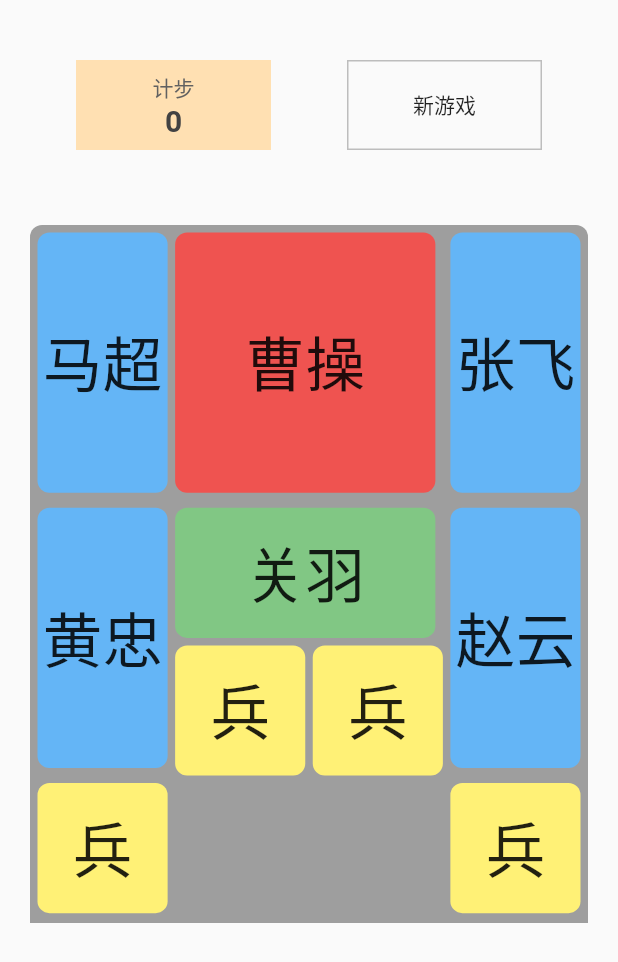
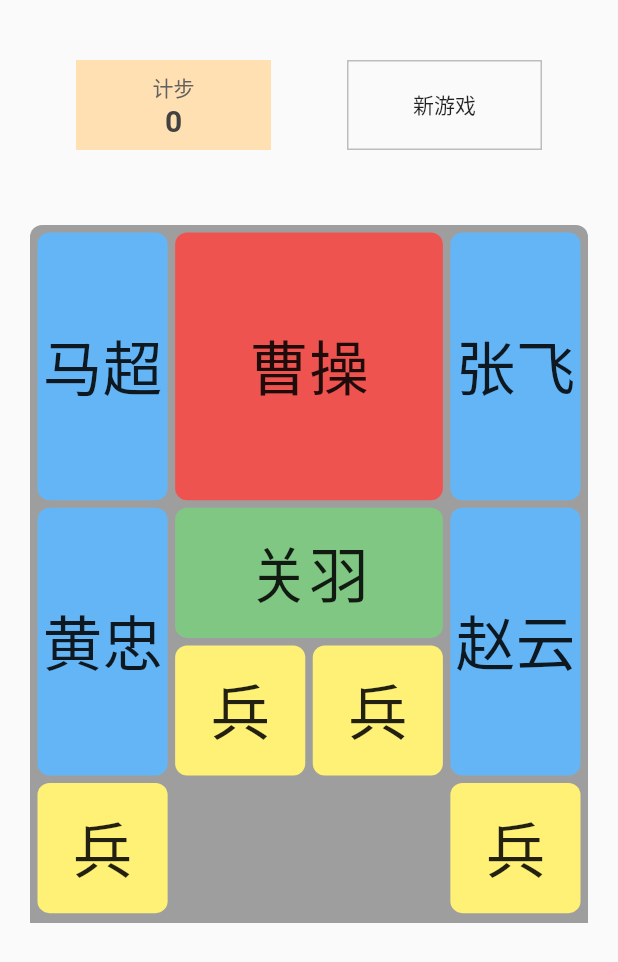
Before and after one commit to RIVER1016/Klotski, a Flutter app: the screen it shows after launch, after a tap on "新游戏", on a phone screen of 412 x 824 dp. Shown: the top 962 px of the screen. Run offline on Flutter 3.47's test engine with Material 2 defaults, Android fonts, the phone set to English and light mode, and no system bars.

Commit message:
logic design-1

```diff
--- a/my_klotski/lib/logic.dart
+++ b/my_klotski/lib/logic.dart
@@ -24,6 +24,9 @@ void init(){
   BoardCell get(int r, int c) {
     return _boardCells[r][c];
   }
+  void addCount(){
+    this.stepCount+=1;
+  }
 }
 
 class BoardCell {
--- a/my_klotski/lib/main.dart
+++ b/my_klotski/lib/main.dart
@@ -1,18 +1,6 @@
 import 'package:flutter/material.dart';
 import "logic.dart";
 
-final Map<int, Color> boxColors = <int, Color>{
-  2: Colors.orange[50],
-  4: Colors.orange[100],
-  8: Colors.orange[200],
-  16: Colors.orange[300],
-  32: Colors.orange[400],
-  64: Colors.orange[500],
-  128: Colors.orange[600],
-  256: Colors.orange[700],
-  512: Colors.orange[800],
-  1024: Colors.orange[900],
-};
 void main() {
   runApp(
     MaterialApp(
@@ -27,6 +15,159 @@ void main() {
 
 class BoardGridWidget extends StatelessWidget {
   final _GameWidgetState _state;
+  CellWidget horizontalBox;
+  CellWidget verticalBox_1;
+  CellWidget verticalBox_2;
+  CellWidget verticalBox_3;
+  CellWidget verticalBox_4;
+  CellWidget leadBox;
+  CellWidget blankBox_1;
+  CellWidget blankBox_2;
+  CellWidget box_1;
+  CellWidget box_2;
+  CellWidget box_3;
+  CellWidget box_4;
+  void initBox(double width) {
+    horizontalBox = CellWidget(
+      perWidth: width,
+      left:1 * width + _state.cellPadding * (1 + 1),
+      top: 2 * width + _state.cellPadding * (2 + 1),
+      width: 2 * width+_state.cellPadding,
+      height: width,
+      color: Colors.green[300],
+      text: Text(
+        "关羽",
+        style: new TextStyle(fontSize: 40),
+      ),
+    );
+    verticalBox_1 = CellWidget(
+      perWidth: width,
+      left:0 * width + _state.cellPadding * (0 + 1),
+      top:  0 * width + _state.cellPadding * (0 + 1),
+      width: width,
+      height: 2 * width+_state.cellPadding,
+      color: Colors.blue[300],
+      text: Text(
+        "马超",
+        style: new TextStyle(fontSize: 40),
+      ),
+    );
+    verticalBox_2 = CellWidget(
+      perWidth: width,
+      left:3 * width + _state.cellPadding * (3 + 1),
+      top: 0 * width + _state.cellPadding * (0 + 1),
+      width: width,
+      height: 2 * width+_state.cellPadding,
+      color: Colors.blue[300],
+      text: Text(
+        "张飞",
+        style: new TextStyle(fontSize: 40),
+      ),
+    );
+    verticalBox_3 = CellWidget(
+      perWidth: width,
+      left: 0 * width + _state.cellPadding * (0 + 1),
+      top:  2 * width + _state.cellPadding * (2 + 1),
+      width: width,
+      height: 2 * width+_state.cellPadding,
+      color: Colors.blue[300],
+      text: Text(
+        "黄忠",
+        style: new TextStyle(fontSize: 40),
+      ),
+    );
+    verticalBox_4 = CellWidget(
+      perWidth: width,
+      left:3 * width + _state.cellPadding * (3 + 1),
+      top: 2 * width + _state.cellPadding * (2 + 1),
+      width: width,
+      height: 2 * width+_state.cellPadding,
+      color: Colors.blue[300],
+      text: Text(
+        "赵云",
+        style: new TextStyle(fontSize: 40),
+      ),
+    );
+    leadBox = CellWidget(
+      perWidth: width,
+      left:1 * width + _state.cellPadding * (1 + 1),
+      top:  0 * width + _state.cellPadding * (0 + 1),
+      width: 2 * width+_state.cellPadding,
+      height: 2 * width+_state.cellPadding,
+      color: Colors.red[400],
+      text: Text(
+        "曹操",
+        style: new TextStyle(fontSize: 40),
+      ),
+    );
+    blankBox_1 = CellWidget(
+      perWidth: width,
+      left:1 * width + _state.cellPadding * (1 + 1),
+      top: 4 * width + _state.cellPadding * (4 + 1),
+      width: width,
+      height: width,
+      color: Colors.grey,
+    );
+    blankBox_2 = CellWidget(
+      perWidth: width,
+      left:2 * width + _state.cellPadding * (2 + 1),
+      top: 4 * width + _state.cellPadding * (4 + 1),
+      width: width,
+      height: width,
+      color: Colors.grey,
+    );
+    box_1 = CellWidget(
+      perWidth: width,
+      left:1 * width + _state.cellPadding * (1 + 1),
+      top: 3 * width + _state.cellPadding * (3 + 1),
+      width: width,
+      height: width,
+      color: Colors.yellow[300],
+      text: Text(
+        "兵",
+        style: new TextStyle(fontSize: 40),
+      ),
+    );
+    box_2 = CellWidget(
+      perWidth: width,
+    left:2 * width + _state.cellPadding * (2 + 1),
+      top:  3 * width + _state.cellPadding * (3 + 1),
+      width: width,
+      height: width,
+      color: Colors.yellow[300],
+      text: Text(
+        "兵",
+        style: new TextStyle(fontSize: 40),
+      ),
+    );
+    box_3 = CellWidget(
+      perWidth: width,
+      left: 0 * width + _state.cellPadding * (0 + 1),
+      top:  4 * width + _state.cellPadding * (4 + 1),
+      width: width,
+      height: width,
+      color: Colors.yellow[300],
+      text: Text(
+        "兵",
+        style: new TextStyle(fontSize: 40),
+      ),
+    );
+    box_4 = CellWidget(
+      perWidth: width,
+      left: 3 * width + _state.cellPadding * (3 + 1),
+      top:  4 * width + _state.cellPadding * (4 + 1),
+      width: width,
+      height: width,
+      color: Colors.yellow[300],
+      text: Text(
+        "兵",
+        style: new TextStyle(fontSize: 40),
+      ),
+    );
+//      c * width + _state.cellPadding * (c + 1)
+//      r * width + _state.cellPadding * (r + 1)
+  }
+
   BoardGridWidget(this._state);
   @override
   Widget build(BuildContext context) {
@@ -34,178 +175,8 @@ class BoardGridWidget extends StatelessWidget {
     double width =
         (boardSize.width - (_state.column + 1) * _state.cellPadding) /
             _state.column;
-    List<CellBox> _backgroundBox = List<CellBox>();
-    CellBox horizontalBox = CellBox(
-      width: 2*width,
-      height: width,
-      color: Colors.green[300],
-      text: Text(
-          "关羽",
-        style: new TextStyle(
-            fontSize:40
-        ),
-      ),
-    );
-    CellBox verticalBox_1 =CellBox(
-      width: width,
-      height: 2*width,
-      color: Colors.blue[300],
-      text: Text(
-        "马超",
-        style: new TextStyle(
-            fontSize:40
-        ),
-      ),
-    );
-    CellBox verticalBox_2 =CellBox(
-      width: width,
-      height: 2*width,
-      color: Colors.blue[300],
-      text: Text(
-        "张飞",
-        style: new TextStyle(
-            fontSize:40
-        ),
-      ),
-    );
-    CellBox verticalBox_3 =CellBox(
-      width: width,
-      height: 2*width,
-      color: Colors.blue[300],
-      text: Text(
-        "黄忠",
-        style: new TextStyle(
-            fontSize:40
-        ),
-      ),
-    );
-    CellBox verticalBox_4 =CellBox(
-      width: width,
-      height: 2*width,
-      color: Colors.blue[300],
-      text: Text(
-        "赵云",
-        style: new TextStyle(
-            fontSize:40
-        ),
-      ),
-    );
-    CellBox leadBox=CellBox(
-      width: 2*width,
-      height: 2*width,
-      color: Colors.red[400],
-      text: Text(
-        "曹操",
-        style: new TextStyle(
-            fontSize:40
-        ),
-      ),
-    );
-    CellBox blankBox_1=CellBox(
-      width: width,
-      height: width,
-      color: Colors.grey,
-    );
-    CellBox blankBox_2=CellBox(
-      width: width,
-      height: width,
-      color: Colors.grey ,
-    );
-    CellBox box_1 = CellBox(
-      width: width,
-      height: width,
-      color: Colors.yellow[300],
-      text: Text(
-        "兵",
-        style: new TextStyle(
-            fontSize:40
-        ),
-      ),
-    );
-    CellBox box_2 = CellBox(
-      width: width,
-      height: width,
-      color: Colors.yellow[300],
-      text: Text(
-        "兵",
-        style: new TextStyle(
-            fontSize:40
-        ),
-      ),
-    );
-    CellBox box_3 = CellBox(
-      width: width,
-      height: width,
-      color: Colors.yellow[300],
-      text: Text(
-        "兵",
-        style: new TextStyle(
-            fontSize:40
-        ),
-      ),
-    );
-    CellBox box_4 = CellBox(
-      width: width,
-      height: width,
-      color: Colors.yellow[300],
-      text: Text(
-        "兵",
-        style: new TextStyle(
-            fontSize:40
-        ),
-      ),
-    );
-
-//      c * width + _state.cellPadding * (c + 1)
-//      r * width + _state.cellPadding * (r + 1)
-    double left = 0 * width + _state.cellPadding * (0+ 1);
-    double top = 0 * width + _state.cellPadding * (0 + 1);
-    verticalBox_1.setLeftAndTop(left,top);
-
-    left = 1 * width + _state.cellPadding * (1+ 1);
-    top = 0 * width + _state.cellPadding * (0 + 1);
-    leadBox.setLeftAndTop(left,top);
-
-    left = 3 * width + _state.cellPadding * (3+ 1);
-    top = 0 * width + _state.cellPadding * (0 + 1);
-    verticalBox_2.setLeftAndTop(left,top);
-
-    left = 0 * width + _state.cellPadding * (0+ 1);
-    top = 2 * width + _state.cellPadding * (2 + 1);
-    verticalBox_3.setLeftAndTop(left,top);
-
-    left = 1 * width + _state.cellPadding * (1+ 1);
-    top = 2 * width + _state.cellPadding * (2 + 1);
-    horizontalBox.setLeftAndTop(left,top);
-
-    left = 1 * width + _state.cellPadding * (1+ 1);
-    top = 3 * width + _state.cellPadding * (3 + 1);
-    box_1.setLeftAndTop(left,top);
-
-    left = 2 * width + _state.cellPadding * (2+ 1);
-    top = 3 * width + _state.cellPadding * (3 + 1);
-    box_2.setLeftAndTop(left,top);
-
-    left = 3 * width + _state.cellPadding *(3 + 1);
-    top = 2 * width + _state.cellPadding * (2 + 1);
-    verticalBox_4.setLeftAndTop(left,top);
-
-    left = 0 * width + _state.cellPadding * (0+ 1);
-    top = 4 * width + _state.cellPadding * (4 + 1);
-    box_3.setLeftAndTop(left,top);
-
-    left = 1 * width + _state.cellPadding * (1+ 1);
-    top = 4 * width + _state.cellPadding * (4 + 1);
-    blankBox_1.setLeftAndTop(left,top);
-
-    left = 2 * width + _state.cellPadding * (2+ 1);
-    top = 4 * width + _state.cellPadding * (4 + 1);
-    blankBox_2.setLeftAndTop(left,top);
-
-    left = 3 * width + _state.cellPadding * (3+ 1);
-    top = 4 * width + _state.cellPadding * (4+ 1);
-    box_4.setLeftAndTop(left,top);
-
+    List<CellWidget> _backgroundBox = List<CellWidget>();
+    initBox(width);
     _backgroundBox.add(verticalBox_1);
     _backgroundBox.add(verticalBox_2);
     _backgroundBox.add(verticalBox_3);
@@ -218,8 +189,6 @@ class BoardGridWidget extends StatelessWidget {
     _backgroundBox.add(box_2);
     _backgroundBox.add(box_3);
     _backgroundBox.add(box_4);
-
-
 
     return Positioned(
         left: 0.0,
@@ -246,42 +215,22 @@ class GameWidget extends StatefulWidget {
 }
 
 class _GameWidgetState extends State<GameWidget> {
-  Game _game;
   MediaQueryData _queryData;
   final int row = 5;
   final int column = 4;
   final double cellPadding = 5.0;
-  final EdgeInsets _gameMargin = EdgeInsets.fromLTRB(20.0, 0.0, 20.0,20.0);
+  final EdgeInsets _gameMargin = EdgeInsets.fromLTRB(20.0, 0.0, 20.0, 20.0);
   bool _isGameOver = false;
 
-  @override
-  void initState() {
-    super.initState();
-    _game = Game(row, column);
-    newGame();
-  }
-
   void newGame() {
-    _game.init();
-    _isGameOver = false;
     setState(() {});
   }
 
   @override
   Widget build(BuildContext context) {
-    List<CellWidget> _cellWidgets = List<CellWidget>();
-    int count = 0;
-    for (int r = 0; r < row; r++) {
-      for (int c = 0; c < column; c++) {
-        _cellWidgets.add(CellWidget(cell: _game.get(r, c), state: this));
-        count++;
-      }
-    }
-    print(count);
     _queryData = MediaQuery.of(context);
     List<Widget> children = List<Widget>();
     children.add(BoardGridWidget(this));
-    children.addAll(_cellWidgets);
     return Column(
       children: <Widget>[
         Container(
@@ -327,7 +276,9 @@ class _GameWidgetState extends State<GameWidget> {
                     child: Center(
                       child: Text("新游戏"),
                     )),
-                onPressed: () {},
+                onPressed: () {
+                  newGame();
+                },
               ),
             ],
           ),
@@ -347,7 +298,10 @@ class _GameWidgetState extends State<GameWidget> {
         Container(
             margin: _gameMargin,
             width: _queryData.size.width,
-            height: (_queryData.size.width- _gameMargin.left - _gameMargin.right)*row/column,
+            height:
+                (_queryData.size.width - _gameMargin.left - _gameMargin.right) *
+                    row /
+                    column,
             child: GestureDetector(
               child: Stack(
                 children: children,
@@ -366,109 +320,108 @@ class _GameWidgetState extends State<GameWidget> {
   }
 }
 
-class AnimatedCellWidget extends AnimatedWidget {
-  final BoardCell cell;
-  final _GameWidgetState state;
-  AnimatedCellWidget(
-      {Key key, this.cell, this.state, Animation<double> animation})
-      : super(key: key, listenable: animation);
-
-  @override
-  Widget build(BuildContext context) {
-    final Animation<double> animation = listenable;
-    double animationValue = animation.value;
-    Size boardSize = state.boardSize();
-    double width = (boardSize.width - (state.column + 1) * state.cellPadding) /
-        state.column;
-    if (cell.number == 0) {
-      return Container();
-    } else {
-      return CellBox(
-        left: (cell.column * width + state.cellPadding * (cell.column + 1)) +
-            width / 2 * (1 - animationValue),
-        top: cell.row * width +
-            state.cellPadding * (cell.row + 1) +
-            width / 2 * (1 - animationValue),
-        width: width * animationValue,
-        height: width * animationValue,
-        color: boxColors.containsKey(cell.number)
-            ? boxColors[cell.number]
-            : boxColors[boxColors.keys.last],
-        text: Text(
-          cell.number.toString(),
-          style: TextStyle(
-            fontSize: 30.0 * animationValue,
-            fontWeight: FontWeight.bold,
-            color: cell.number < 32 ? Colors.grey[600] : Colors.grey[50],
-          ),
-        ),
-      );
-    }
-  }
-}
-
 class CellWidget extends StatefulWidget {
-  final BoardCell cell;
-  final _GameWidgetState state;
-  CellWidget({this.cell, this.state});
-  _CellWidgetState createState() => _CellWidgetState();
-}
-
-class _CellWidgetState extends State<CellWidget>
-    with SingleTickerProviderStateMixin {
-  AnimationController controller;
-  Animation<double> animation;
-
-  @override
-  initState() {
-    super.initState();
-    controller = AnimationController(
-      duration: Duration(
-        milliseconds: 200,
-      ),
-      vsync: this,
-    );
-    animation = new Tween(begin: 0.0, end: 1.0).animate(controller);
-  }
-
-
-  @override
-  Widget build(BuildContext context) {
-    if (widget.cell.isNew && !widget.cell.isEmpty()) {
-      controller.reset();
-      controller.forward();
-      widget.cell.isNew = false;
-    } else {
-      controller.animateTo(1.0);
-    }
-    return AnimatedCellWidget(
-      cell: widget.cell,
-      state: widget.state,
-      animation: animation,
-    );
-  }
-}
-
-class CellBox extends StatelessWidget {
-  double left;
-  double top;
+  final double perWidth;
+  final double cellPadding = 5.0;
   final double width;
   final double height;
   final Color color;
   final Text text;
-  CellBox({this.left, this.top, this.width,this.height,this.color, this.text});
+  double top ;
+  double left ;
+  CellWidget(
+      { this.perWidth,this.width, this.height, this.color, this.text,this.left,this.top});
 
-  void setLeftAndTop(double left,double top){
-    this.left=left;
-    this.top=top;
+  getColorByXY(double top,double left){
+    if(this.top == top && this.left == left)
+      return color;
+  }
+
+  @override
+  _CellWidgetState createState() => new _CellWidgetState();
+}
+
+class _CellWidgetState extends State<CellWidget> {
+
+  setLimit(int i){
+     return   i * widget.perWidth + widget.cellPadding * (i + 1);
+  }
+  bool equal(double a,double b){
+    if ((a- b> -0.000001) && (a- b) < 0.000001)
+      return true;
+    else
+      return false;
   }
 
   @override
   Widget build(BuildContext context) {
-    return Positioned(
-      left: left,
-      top: top,
-      child: Container(
+    return Stack(
+      children: <Widget>[
+        Positioned(
+          left: widget.left,
+          top: widget.top,
+          child: GestureDetector(
+              child: CellBox(
+                width: widget.width,
+                height: widget.height,
+                color:widget.color,
+                text: widget.text,
+              ),
+
+              //垂直方向拖动事件
+              onVerticalDragUpdate: (DragUpdateDetails details) {
+                setState(() {
+                  double perMove=widget.top + details.delta.dy;
+//                  print(widget.height);
+//                  print(widget.perWidth);
+//                  print(2*widget.perWidth+widget.cellPadding);
+//                  print(equal(widget.height ,2*widget.perWidth+widget.cellPadding));
+
+                  if(equal(widget.height ,2*widget.perWidth+widget.cellPadding)) {
+                    if(setLimit(0)<=perMove&&perMove<=setLimit(3)) {
+                      widget.top += details.delta.dy;
+                    }
+                  }
+                else
+                  if (setLimit(0) <= perMove && perMove <= setLimit(4)) {
+                      widget.top += details.delta.dy;
+                    }
+
+                });
+
+              },
+              //水平方向拖动事件
+              onHorizontalDragUpdate:(DragUpdateDetails details) {
+               setState(() {
+                 double perMove=widget.left+details.delta.dx;
+                 if(equal(widget.width ,2*widget.perWidth+widget.cellPadding)) {
+                   if(setLimit(0)<=perMove&&perMove<=setLimit(2)) {
+                     widget.left += details.delta.dx;
+                   }
+                 }
+                 else
+                 if (setLimit(0) <= perMove && perMove <= setLimit(3)) {
+                   widget.left += details.delta.dx;
+                 }
+             });
+             },
+          ),
+        )
+      ],
+    );
+  }
+}
+class CellBox extends StatelessWidget {
+  final double width;
+  final double height;
+  final Color color;
+  final Text text;
+  CellBox(
+      { this.width, this.height, this.color, this.text});
+
+  @override
+  Widget build(BuildContext context) {
+    return Container(
         width: width,
         height: height,
         decoration: BoxDecoration(
@@ -477,7 +430,7 @@ class CellBox extends StatelessWidget {
         ),
         child: Center(
           child: text,
-          )),
+        )
     );
   }
 }
```
Lines whose indentation alone changed are shown as unchanged.
